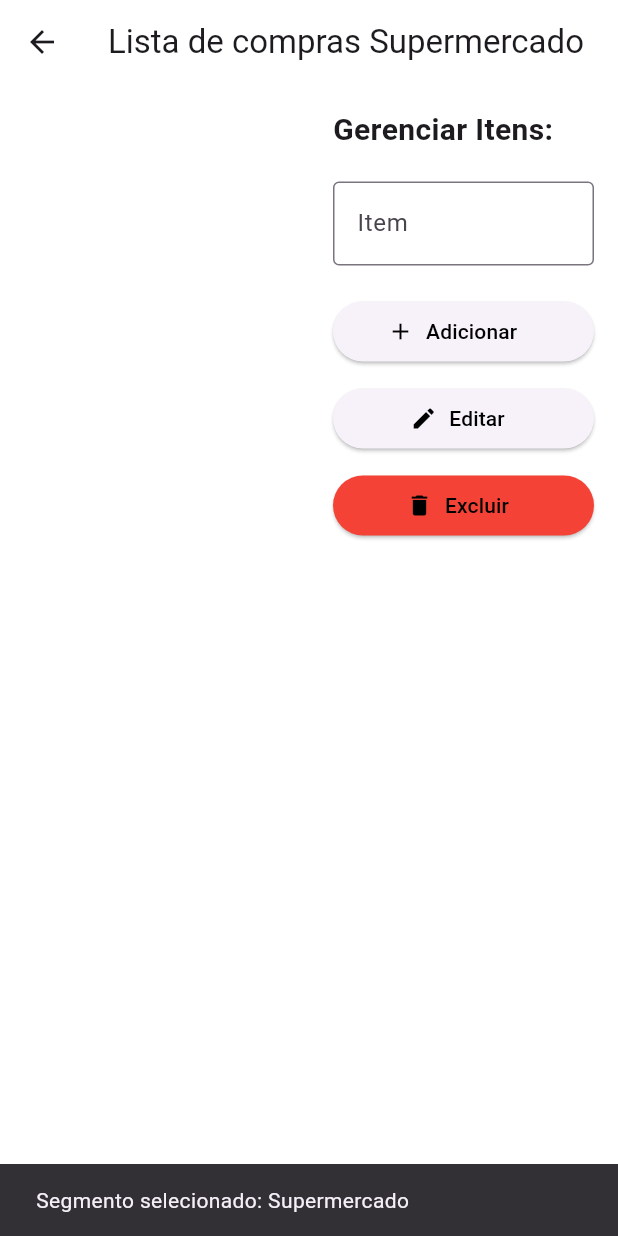
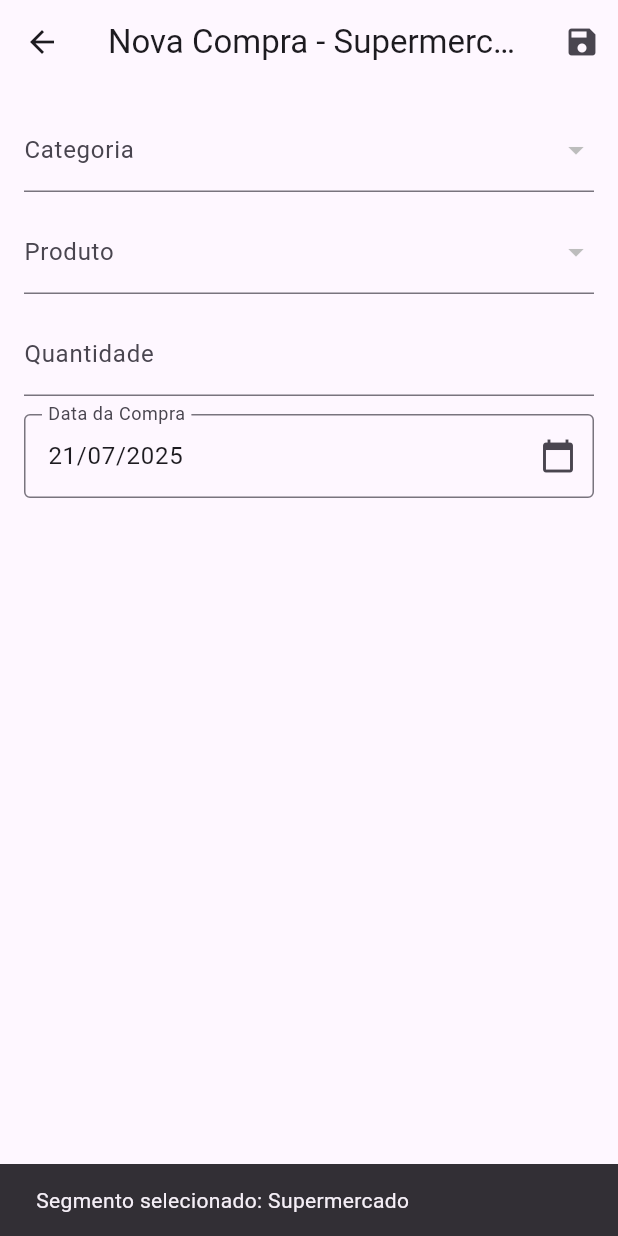
Before and after one commit to aliosmarchehade/app_flutter, a Flutter app: the screen it shows after launch, after a tap on "Supermercado", on a phone screen of 412 x 824 dp. Run offline on Flutter 3.47's test engine with Material 3 defaults, Android fonts, the phone set to English and light mode, and no system bars; our stand-ins replace sqflite, sqflite_common_ffi, sqflite_common_ffi_web; accounts and stored records are empty.

Commit message:
cadastro supermercados completo

```diff
--- a/listacompras/lib/banco/sqlite/conexao.dart
+++ b/listacompras/lib/banco/sqlite/conexao.dart
@@ -33,7 +33,7 @@ class Conexao {
       final databasesPath = await databaseFactory.getDatabasesPath();
       path = join(databasesPath, 'compras.db');
     }
-    //await databaseFactory.deleteDatabase(path);
+    await databaseFactory.deleteDatabase(path);
     // Abrindo ou criando o banco de dados
     return await databaseFactory.openDatabase(
       path,
--- a/listacompras/lib/banco/sqlite/dao/dao_produto.dart
+++ b/listacompras/lib/banco/sqlite/dao/dao_produto.dart
@@ -10,7 +10,6 @@ class ProdutoDAO {
 
     final dados = {
       'nome': produto.nome,
-      'quantidade': produto.quantidade,
       'preco': produto.preco,
       'categoriaId': produto.categoriaId,
     };
@@ -36,7 +35,6 @@ class ProdutoDAO {
       return Produto(
         id: maps[i]['id'],
         nome: maps[i]['nome'],
-        quantidade: maps[i]['quantidade'],
         preco: maps[i]['preco'],
         categoriaId: maps[i]['categoriaId'],
       );
@@ -56,7 +54,6 @@ class ProdutoDAO {
       return Produto(
         id: maps[0]['id'],
         nome: maps[0]['nome'],
-        quantidade: maps[0]['quantidade'],
         preco: maps[0]['preco'],
         categoriaId: maps[0]['categoriaId'],
       );
--- a/listacompras/lib/banco/sqlite/script.dart
+++ b/listacompras/lib/banco/sqlite/script.dart
@@ -39,7 +39,6 @@ class ScriptSQLite {
     CREATE TABLE produtos (
       id INTEGER PRIMARY KEY AUTOINCREMENT,
       nome TEXT NOT NULL,
-      quantidade INTEGER NOT NULL,
       preco REAL NOT NULL,
       categoriaId INTEGER,
       FOREIGN KEY(categoriaId) REFERENCES categoria(id)
--- a/listacompras/lib/configuracao/aplicativo.dart
+++ b/listacompras/lib/configuracao/aplicativo.dart
@@ -8,8 +8,9 @@ import 'package:listacompras/widget/TelaOutros.dart';
 import 'package:listacompras/widget/TelaPetshop.dart';
 import 'package:listacompras/widget/TelaRoupas.dart';
 import 'package:listacompras/widget/TelaInicial.dart';
-import 'package:listacompras/widget/TelaMercado.dart';
+import 'package:listacompras/widget/FormSupermercado.dart';
 import 'package:listacompras/models/produtoScreen.dart';
+import 'package:listacompras/widget/listas/lista_compras_mercado.dart';
 import 'package:listacompras/widget/listas/lista_produtos.dart';
 
 
@@ -26,7 +27,7 @@ class Aplicativo extends StatelessWidget{
       initialRoute: Rotas.home,
       routes: {
         Rotas.home:(context) =>  TelaInicial(),
-        Rotas.supermercado:(context) => const TelaMercado(),
+        Rotas.supermercado:(context) => const FormCompraSupermercado(),
         Rotas.roupas:(context) => const TelaRoupas(),
         Rotas.farmacia:(context) => const TelaFarmacia(),
         Rotas.eletronicos:(context) => const TelaEletronicos(),
@@ -41,6 +42,7 @@ class Aplicativo extends StatelessWidget{
       //rotas de listas
 
       Rotas.listaprodutos:(context) => const ListaProdutosScreen(),
+      Rotas.listamercado: (context) => const ListaComprasScreen()
 
       },
     );
--- a/listacompras/lib/configuracao/rotas.dart
+++ b/listacompras/lib/configuracao/rotas.dart
@@ -14,4 +14,5 @@ class Rotas{
 
   //rota de listas
   static const String listaprodutos= '/lista-produtos';
+  static const String listamercado = '/lista-mercado';
 }
--- a/listacompras/lib/models/produto.dart
+++ b/listacompras/lib/models/produto.dart
@@ -1,14 +1,12 @@
 class Produto {
   int? id;
   String nome;
-  int quantidade;
   double preco;
   int categoriaId; // <- nova associação
 
   Produto({
     this.id,
     required this.nome,
-    required this.quantidade,
     required this.preco,
     required this.categoriaId,
   });
@@ -16,7 +14,6 @@ class Produto {
   Map<String, dynamic> toMap() => {
     if (id != null) 'id': id,
     'nome': nome,
-    'quantidade': quantidade,
     'preco': preco,
     'categoriaId': categoriaId, // <- salva a relação
   };
@@ -24,7 +21,6 @@ class Produto {
   static Produto fromMap(Map<String, dynamic> map) => Produto(
     id: map['id'],
     nome: map['nome'],
-    quantidade: map['quantidade'],
     preco: map['preco'],
     categoriaId: map['categoriaId'], // <- recupera a relação
   );
--- /dev/null
+++ b/listacompras/lib/widget/FormSupermercado.dart
@@ -0,0 +1,185 @@
+import 'package:flutter/material.dart';
+import 'package:intl/intl.dart';
+import '../../banco/sqlite/dao/dao_produto.dart';
+import '../../banco/sqlite/dao/dao_categoria.dart';
+import '../../banco/sqlite/dao/dao_compras.dart';
+import '../../models/produto.dart';
+import '../../models/categoria.dart';
+import '../../models/compra.dart';
+
+class FormCompraSupermercado extends StatefulWidget {
+  const FormCompraSupermercado({super.key});
+
+  @override
+  State<FormCompraSupermercado> createState() => _FormCompraSupermercadoState();
+}
+
+class _FormCompraSupermercadoState extends State<FormCompraSupermercado> {
+  final _formKey = GlobalKey<FormState>();
+  final _daoCompra = DAOCompra();
+  final _daoProduto = ProdutoDAO();
+  final _daoCategoria = CategoriaDAO();
+
+  final _quantidadeController = TextEditingController();
+  final _dataController = TextEditingController();
+
+  DateTime _dataCompra = DateTime.now();
+
+  List<Categoria> _categorias = [];
+  Categoria? _categoriaSelecionada;
+
+  List<Produto> _produtosFiltrados = [];
+  Produto? _produtoSelecionado;
+
+  @override
+  void initState() {
+    super.initState();
+    _carregarCategorias();
+    _dataController.text = DateFormat('dd/MM/yyyy').format(_dataCompra);
+  }
+
+  void _carregarCategorias() async {
+    final categorias = await _daoCategoria.buscarTodas();
+    setState(() {
+      _categorias = categorias;
+    });
+  }
+
+  void _carregarProdutosPorCategoria(int categoriaId) async {
+    final todosProdutos = await _daoProduto.buscarTodos();
+    setState(() {
+      _produtosFiltrados = todosProdutos
+          .where((produto) => produto.categoriaId == categoriaId)
+          .toList();
+      _produtoSelecionado = null;
+    });
+  }
+
+  Future<void> _selecionarData() async {
+    final dataEscolhida = await showDatePicker(
+      context: context,
+      initialDate: _dataCompra,
+      firstDate: DateTime(2020),
+      lastDate: DateTime(2100),
+      helpText: 'Selecione a data da compra',
+      cancelText: 'Cancelar',
+      confirmText: 'Selecionar',
+    );
+    if (dataEscolhida != null) {
+      setState(() {
+        _dataCompra = dataEscolhida;
+        _dataController.text = DateFormat('dd/MM/yyyy').format(_dataCompra);
+      });
+    }
+  }
+
+  void _salvar() async {
+    if (_formKey.currentState!.validate() && _produtoSelecionado != null) {
+      final quantidade = int.tryParse(_quantidadeController.text) ?? 1;
+      final precoTotal = _produtoSelecionado!.preco * quantidade;
+
+      final novaCompra = Compra(
+        nomeProduto: _produtoSelecionado!.nome,
+        dataCompra: _dataCompra,
+        quantidade: quantidade,
+        precoTotal: precoTotal,
+      );
+
+      await _daoCompra.salvar(novaCompra);
+      if (!mounted) return;
+      Navigator.of(context).pop();
+    }
+  }
+
+  @override
+  void dispose() {
+    _quantidadeController.dispose();
+    _dataController.dispose();
+    super.dispose();
+  }
+
+  @override
+  Widget build(BuildContext context) {
+    return Scaffold(
+      appBar: AppBar(
+        title: const Text('Nova Compra - Supermercado'),
+        actions: [
+          IconButton(
+            icon: const Icon(Icons.save),
+            onPressed: _salvar,
+          ),
+        ],
+      ),
+      body: Padding(
+        padding: const EdgeInsets.all(16),
+        child: Form(
+          key: _formKey,
+          child: ListView(
+            children: [
+              DropdownButtonFormField<Categoria>(
+                decoration: const InputDecoration(labelText: 'Categoria'),
+                value: _categoriaSelecionada,
+                items: _categorias.map((categoria) {
+                  return DropdownMenuItem(
+                    value: categoria,
+                    child: Text(categoria.nome),
+                  );
+                }).toList(),
+                onChanged: (novaCategoria) {
+                  setState(() {
+                    _categoriaSelecionada = novaCategoria;
+                  });
+                  if (novaCategoria != null) {
+                    _carregarProdutosPorCategoria(novaCategoria.id!);
+                  }
+                },
+                validator: (value) =>
+                    value == null ? 'Selecione uma categoria' : null,
+              ),
+              const SizedBox(height: 12),
+              DropdownButtonFormField<Produto>(
+                decoration: const InputDecoration(labelText: 'Produto'),
+                value: _produtoSelecionado,
+                items: _produtosFiltrados.map((produto) {
+                  return DropdownMenuItem(
+                    value: produto,
+                    child: Text('${produto.nome} - R\$ ${produto.preco.toStringAsFixed(2)}'),
+                  );
+                }).toList(),
+                onChanged: (novoProduto) {
+                  setState(() {
+                    _produtoSelecionado = novoProduto;
+                  });
+                },
+                validator: (value) =>
+                    value == null ? 'Selecione um produto' : null,
+              ),
+              const SizedBox(height: 12),
+              TextFormField(
+                controller: _quantidadeController,
+                decoration: const InputDecoration(labelText: 'Quantidade'),
+                keyboardType: TextInputType.number,
+                validator: (value) {
+                  final parsed = int.tryParse(value ?? '');
+                  if (parsed == null || parsed <= 0) return 'Quantidade inválida';
+                  return null;
+                },
+              ),
+              const SizedBox(height: 12),
+              TextFormField(
+                controller: _dataController,
+                readOnly: true,
+                decoration: InputDecoration(
+                  labelText: 'Data da Compra',
+                  suffixIcon: const Icon(Icons.calendar_today),
+                  border: const OutlineInputBorder(),
+                ),
+                onTap: _selecionarData,
+              ),
+            ],
+          ),
+        ),
+      ),
+    );
+  }
+}
--- a/listacompras/lib/widget/TelaInicial.dart
+++ b/listacompras/lib/widget/TelaInicial.dart
@@ -17,7 +17,8 @@ class _TelaInicialState extends State<TelaInicial> with SingleTickerProviderStat
   return ListView(
     padding: const EdgeInsets.all(20),
     children: [
-      _botao(context, 'Produtos', '/lista-produtos'),
+      _botao(context, 'Supermercado', '/lista-mercado'),
+      _botao(context, 'Produtos Gerais', '/lista-produtos'),
     ],
   );
 }
--- a/listacompras/lib/widget/TelaMercado.dart
+++ /dev/null
@@ -1,16 +0,0 @@
-import 'package:flutter/material.dart';
-import 'package:listacompras/widget/ListaGenerica.dart'; // Importe o novo widget
-
-class TelaMercado extends StatelessWidget { // Pode ser StatelessWidget agora, pois a lógica está no genérico
-  const TelaMercado({super.key});
-
-  @override
-  Widget build(BuildContext context) {
-    return const ListaGenerica(
-      titulo: 'Lista de compras Supermercado',
-      appBarColor: Color.fromARGB(255, 255, 255, 255), // Exemplo de cor específica para Farmácia
-      //listTileSelectedColor: Color.fromARGB(255, 139, 7, 80), // Exemplo de cor para seleção
-      listTileHoverColor: Colors.black, // Exemplo de cor para hover
-    );
-  }
-}
--- a/listacompras/lib/widget/listas/lista_produtos.dart
+++ b/listacompras/lib/widget/listas/lista_produtos.dart
@@ -25,7 +25,7 @@ class _ListaProdutosScreenState extends State<ListaProdutosScreen> {
   Widget build(BuildContext context) {
     return Scaffold(
       appBar: AppBar(
-        title: const Text('Produtos'),
+        title: const Text('Produtos Gerais'),
         actions: [
           IconButton(
             onPressed: _carregar,
@@ -55,7 +55,7 @@ class _ListaProdutosScreenState extends State<ListaProdutosScreen> {
       leading: const Icon(Icons.shopping_cart),
       title: Text(produto.nome),
       subtitle: Text(
-        'Preço: R\$ ${produto.preco.toStringAsFixed(2)} | Quantidade: ${produto.quantidade}',
+        'Preço: R\$ ${produto.preco.toStringAsFixed(2)}',
       ),
       onTap: () => Navigator.pushNamed(
         context,
```
Also changed, not shown: listacompras/lib/models/produtoScreen.dart (+2 -14 lines), listacompras/lib/widget/listas/lista_compras_mercado.dart (added, +82 -0 lines).
